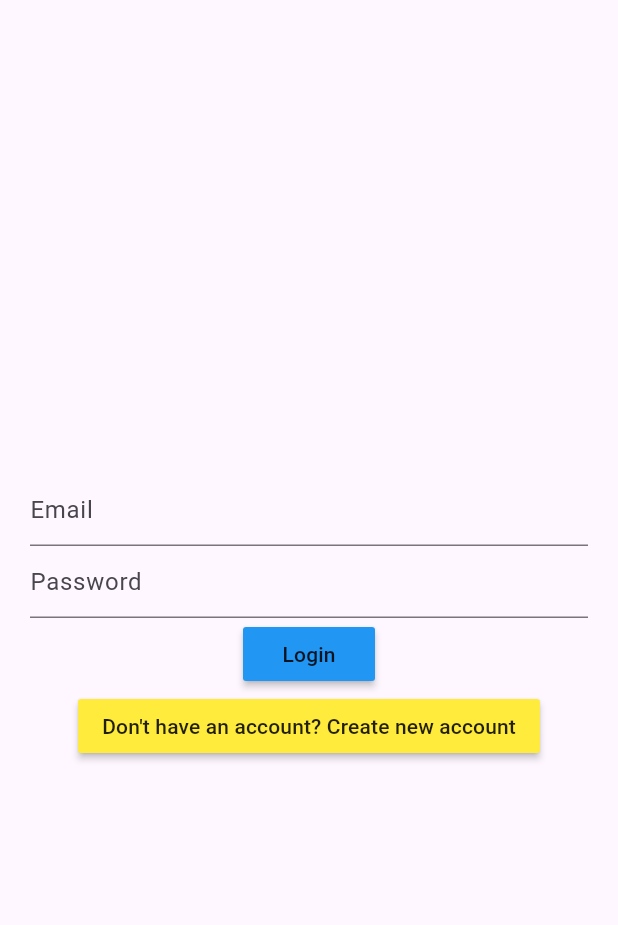
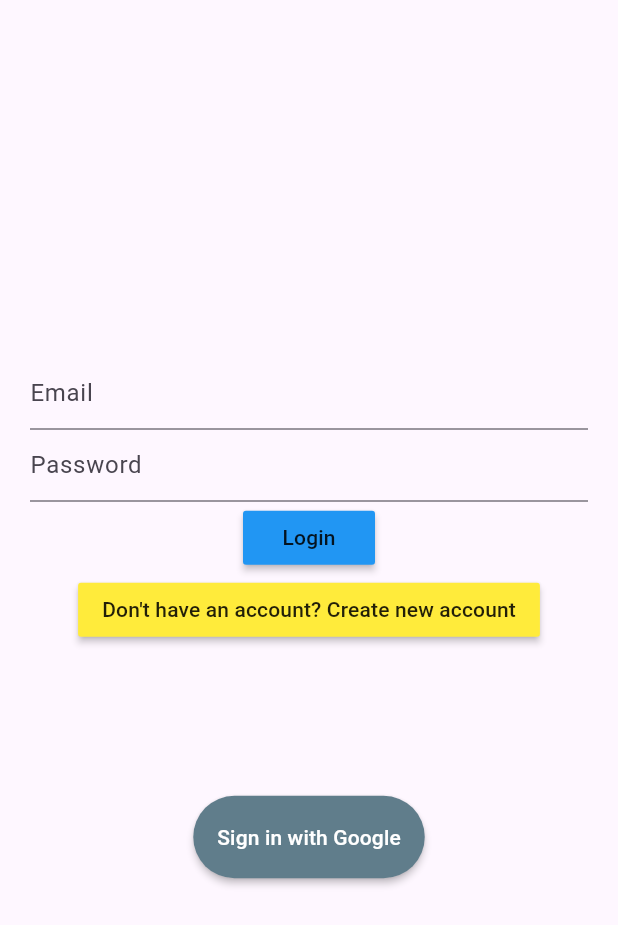
Before and after one commit to Boburbek6010/fl_22_auth, a Flutter app: the screen it shows after launch, on a phone screen of 412 x 824 dp. Shown: the top 925 px of the screen. Run offline on Flutter 3.47's test engine with Material 3 defaults, Android fonts, the light colour scheme and no system bars; our stand-ins replace firebase_auth, firebase_core, google_sign_in; accounts and stored records are empty.

Commit message:
sign in with google

```diff
--- a/lib/main.dart
+++ b/lib/main.dart
@@ -1,5 +1,5 @@
 import 'package:firebase_core/firebase_core.dart';
-import 'package:fl_22_auth/pages/login_page.dart';
+import 'package:fl_22_auth/pages/auth/auth_gate.dart';
 import 'package:flutter/material.dart';
 
 import 'firebase_options.dart';
@@ -22,7 +22,7 @@ class App extends StatelessWidget {
   Widget build(BuildContext context) {
     return const MaterialApp(
       debugShowCheckedModeBanner: false,
-      home: LoginPage(),
+      home: AuthGate(),
     );
   }
 }
--- /dev/null
+++ b/lib/pages/auth/auth_gate.dart
@@ -0,0 +1,22 @@
+import 'package:firebase_auth/firebase_auth.dart';
+import 'package:fl_22_auth/pages/auth/login_page.dart';
+import 'package:fl_22_auth/pages/home_page.dart';
+import 'package:flutter/cupertino.dart';
+
+class AuthGate extends StatelessWidget {
+  const AuthGate({super.key});
+
+  @override
+  Widget build(BuildContext context) {
+    return StreamBuilder<User?>(
+        stream: FirebaseAuth.instance.authStateChanges(),
+      builder: (context, snapshot){
+          if(snapshot.hasData){
+            return HomePage(user: snapshot.data,);
+          }else{
+            return const LoginPage();
+          }
+      },
+    );
+  }
+}
--- /dev/null
+++ b/lib/pages/auth/login_page.dart
@@ -0,0 +1,80 @@
+import 'package:firebase_auth/firebase_auth.dart';
+import 'package:fl_22_auth/pages/auth/register_page.dart';
+import 'package:fl_22_auth/pages/home_page.dart';
+import 'package:fl_22_auth/services/auth_service.dart';
+import 'package:flutter/material.dart';
+
+class LoginPage extends StatefulWidget {
+  const LoginPage({super.key});
+
+  @override
+  State<LoginPage> createState() => _LoginPageState();
+}
+
+class _LoginPageState extends State<LoginPage> {
+
+  TextEditingController emailController = TextEditingController();
+  TextEditingController passwordController = TextEditingController();
+
+  @override
+  Widget build(BuildContext context) {
+    return Scaffold(
+      body: Center(
+        child: Padding(
+          padding: const EdgeInsets.symmetric(horizontal: 20),
+          child: Column(
+            mainAxisAlignment: MainAxisAlignment.center,
+            children: [
+              TextField(
+                controller: emailController,
+                decoration: const InputDecoration(
+                  hintText: "Email"
+                ),
+              ),
+              TextField(
+                controller: passwordController,
+                decoration: const InputDecoration(
+                    hintText: "Password"
+                ),
+              ),
+              MaterialButton(
+                onPressed: ()async{
+                  await AuthService.loginUser(context, email: emailController.text, password: passwordController.text);
+                  Navigator.pushReplacement(context, MaterialPageRoute(builder: (context) => HomePage()));
+                },
+                color: Colors.blue,
+                child: const Text("Login"),
+              ),
+
+              MaterialButton(
+                onPressed: (){
+                  Navigator.push(context, MaterialPageRoute(builder: (context) => const RegisterPage()));
+                },
+                color: Colors.yellow,
+                child: const Text("Don't have an account? Create new account"),
+              ),
+
+
+              const SizedBox(height: 100,),
+
+              MaterialButton(
+                height: 55,
+                shape: const StadiumBorder(),
+                color: Colors.blueGrey,
+                onPressed: ()async{
+                  User? user = await AuthService.signInWithGoogle();
+                  if(user != null){
+                    Navigator.pushReplacement(context, MaterialPageRoute(builder: (context) => const HomePage()));
+                  }
+                },
+                child: const Text('Sign in with Google', style: TextStyle(
+                  color: Colors.white,
+                ),),
+              )
+            ],
+          ),
+        ),
+      ),
+    );
+  }
+}
--- a/lib/pages/login_page.dart
+++ b/lib/pages/auth/register_page.dart
@@ -1,56 +1,59 @@
-import 'package:fl_22_auth/pages/home_page.dart';
-import 'package:fl_22_auth/pages/register_page.dart';
 import 'package:fl_22_auth/services/auth_service.dart';
 import 'package:flutter/material.dart';
 
-class LoginPage extends StatefulWidget {
-  const LoginPage({super.key});
+class RegisterPage extends StatefulWidget {
+  const RegisterPage({super.key});
 
   @override
-  State<LoginPage> createState() => _LoginPageState();
+  State<RegisterPage> createState() => _RegisterPageState();
 }
 
-class _LoginPageState extends State<LoginPage> {
+class _RegisterPageState extends State<RegisterPage> {
 
+  TextEditingController fullNameController = TextEditingController();
   TextEditingController emailController = TextEditingController();
   TextEditingController passwordController = TextEditingController();
 
   @override
   Widget build(BuildContext context) {
     return Scaffold(
+      appBar: AppBar(
+        title: const Text("Register Page"),
+      ),
       body: Center(
         child: Padding(
           padding: const EdgeInsets.symmetric(horizontal: 20),
           child: Column(
             mainAxisAlignment: MainAxisAlignment.center,
             children: [
+
+              TextField(
+                controller: fullNameController,
+                decoration: const InputDecoration(
+                    hintText: "User name"
+                ),
+              ),
+
               TextField(
                 controller: emailController,
                 decoration: const InputDecoration(
-                  hintText: "Email"
+                    hintText: "Email"
                 ),
               ),
+
               TextField(
                 controller: passwordController,
                 decoration: const InputDecoration(
                     hintText: "Password"
                 ),
               ),
+
               MaterialButton(
                 onPressed: ()async{
-                  await AuthService.loginUser(context, email: emailController.text, password: passwordController.text);
-                  Navigator.pushReplacement(context, MaterialPageRoute(builder: (context) => const HomePage()));
+                  await AuthService.registerUser(context, fullName: fullNameController.text.trim().toString(), email: emailController.text.trim().toString(), password: passwordController.text);
                 },
                 color: Colors.blue,
-                child: const Text("Login"),
-              ),
-
-              MaterialButton(
-                onPressed: (){
-                  Navigator.push(context, MaterialPageRoute(builder: (context) => const RegisterPage()));
-                },
-                color: Colors.yellow,
-                child: const Text("Don't have an account? Create new account"),
+                child: const Text("Register"),
               )
             ],
           ),
--- a/pubspec.yaml
+++ b/pubspec.yaml
@@ -13,6 +13,7 @@ dependencies:
   cupertino_icons: ^1.0.2
   firebase_core: ^2.25.4
   firebase_auth: ^4.17.4
+  google_sign_in: ^6.2.1
 
 dev_dependencies:
   flutter_test:
```
Also changed, not shown: lib/pages/home_page.dart (+7 -5 lines), lib/pages/register_page.dart (deleted, +0 -66 lines), lib/services/auth_service.dart (+18 -0 lines), pubspec.lock, 2 other files.
